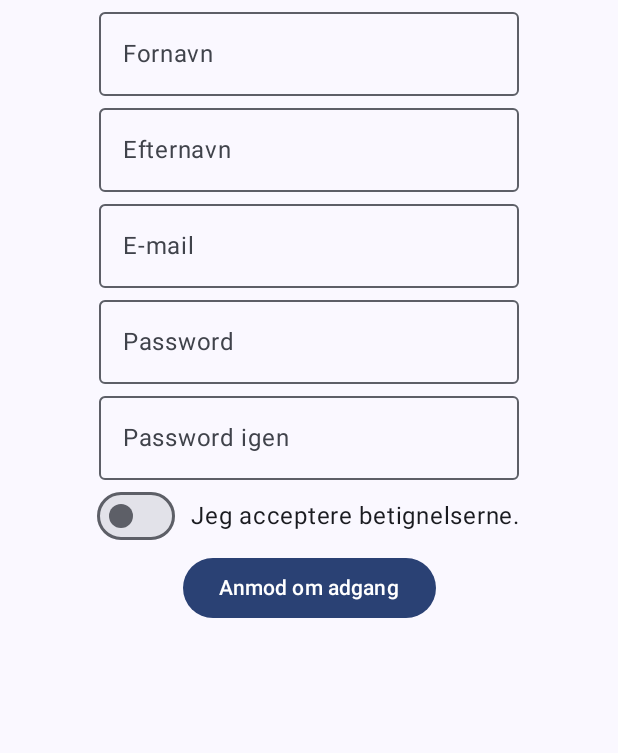
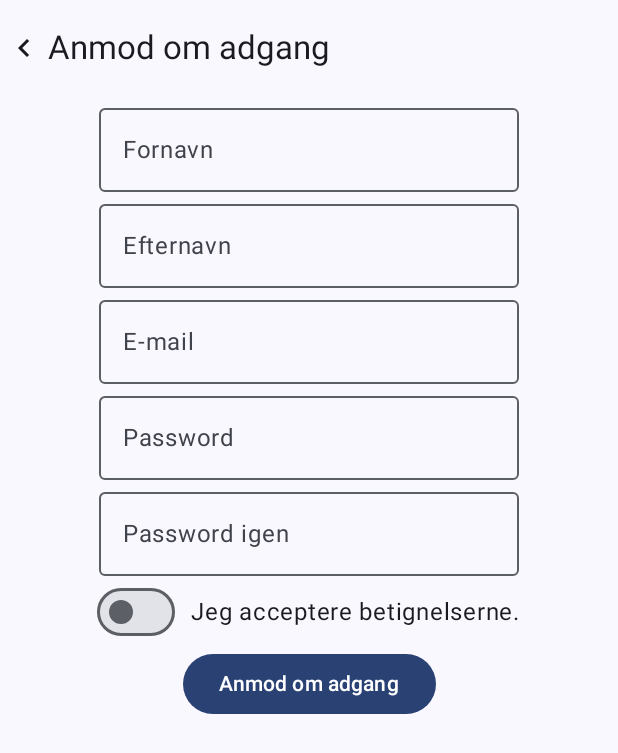
Before and after one commit to MikaelFangel/SLGIApp, an Android app built with Jetpack Compose: the RegistrationScreen screen opened through its navigation route, on a phone screen of 412 x 824 dp. Shown: the top 753 px of the screen. Run offline under Robolectric (Android 15) with nearby library versions, the phone set to English and light mode, and no system bars; our stand-ins replace Firebase (no records; nobody signed in at launch, a user with empty details on screens opened directly).

Commit message:
moved strings to resources

```diff
--- a/app/src/main/java/com/slgi/slgiapp/ui/RegistrationScreen.kt
+++ b/app/src/main/java/com/slgi/slgiapp/ui/RegistrationScreen.kt
@@ -16,21 +16,24 @@ import androidx.compose.ui.Modifier
 import androidx.compose.ui.res.stringResource
 import androidx.compose.ui.unit.dp
 import com.slgi.slgiapp.R
+import com.slgi.slgiapp.ui.shared.TopBar
 
 @Composable
 fun RegistrationScreen() {
     Scaffold (
-        topBar = { /* TODO Add topbar */ }
+        topBar = { TopBar(barTitle = stringResource(id = R.string.requestAccessLabel)) }
     ) {innerPadding ->
         Column(
-            Modifier.fillMaxSize().padding(innerPadding),
+            Modifier
+                .fillMaxSize()
+                .padding(innerPadding),
             horizontalAlignment = Alignment.CenterHorizontally
         ) {
             OutlinedTextField(
-                label = { Text(text = "Fornavn") },
+                label = { Text(text = stringResource(id = R.string.firstNameLabel)) },
                 value = "", onValueChange = {})
             OutlinedTextField(
-                label = { Text(text = "Efternavn") },
+                label = { Text(text = stringResource(id = R.string.lastNameLabel)) },
                 value = "", onValueChange = {})
             OutlinedTextField(
                 label = { Text(text = stringResource(id = R.string.emailLabel)) },
@@ -39,16 +42,16 @@ fun RegistrationScreen() {
                 label = { Text(text = stringResource(id = R.string.passwordLable)) },
                 value = "", onValueChange = {})
             OutlinedTextField(
-                label = { Text(text = "Password igen") },
+                label = { Text(text = stringResource(id = R.string.repeatPasswordLabel)) },
                 value = "", onValueChange = {})
             Row(verticalAlignment = Alignment.CenterVertically) {
                 Switch(checked = false, onCheckedChange = {})
                 Spacer(modifier = Modifier.padding(5.dp))
-                Text(text = "Jeg acceptere betignelserne.")
+                Text(text = stringResource(id = R.string.acceptsTerms))
             }
             Button(
                 onClick = { /*TODO*/ }) {
-                Text(text = "Anmod om adgang")
+                Text(text = stringResource(id = R.string.requestAccessLabel))
             }
         }
     }
--- a/app/src/main/res/values/strings.xml
+++ b/app/src/main/res/values/strings.xml
@@ -9,7 +9,12 @@
     <string name="resign">Afmeld</string>
     <string name="emailLabel">E-mail</string>
     <string name="passwordLable">Password</string>
+    <string name="firstNameLabel">Fornavn</string>
+    <string name="lastNameLabel">Efternavn</string>
+    <string name="repeatPasswordLabel">Password igen</string>
+    <string name="acceptsTerms">Jeg acceptere betignelserne.</string>
     <string name="requestButton">Anmod</string>
+    <string name="requestAccessLabel">Anmod om adgang</string>
     <string name="login">Login</string>
     <string name="forgotpswd">Jeg har glemt mit kodeord</string>
 </resources>
```
